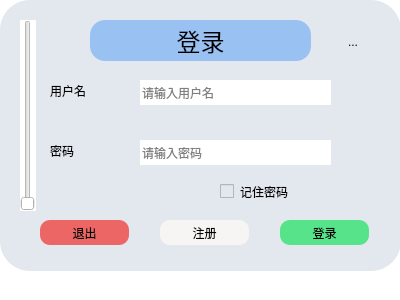
The window that client/ui/logindialog.ui (pechpo/What-s-up) describes before a commit, drawn with Qt 5.
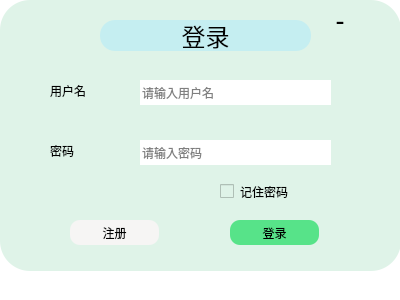
The same window after the commit. Icons and pictures are not drawn.

```diff
--- a/client/ui/logindialog.ui
+++ b/client/ui/logindialog.ui
@@ -31,15 +31,15 @@
    </property>
    <property name="styleSheet">
     <string notr="true">border-radius: 30px;
-background-color: rgb(227, 232, 238);</string>
+background-color: rgb(223, 243, 232);</string>
    </property>
    <widget class="QLabel" name="label">
     <property name="geometry">
      <rect>
-      <x>90</x>
+      <x>100</x>
       <y>20</y>
-      <width>221</width>
-      <height>41</height>
+      <width>211</width>
+      <height>31</height>
      </rect>
     </property>
     <property name="font">
@@ -48,8 +48,8 @@
      </font>
     </property>
     <property name="styleSheet">
-     <string notr="true">background-color: rgb(153, 193, 241);
-border-radius:15px</string>
+     <string notr="true">border-radius:15px;
+background-color: rgb(197, 238, 241);</string>
     </property>
     <property name="text">
      <string>登录</string>
@@ -74,27 +74,10 @@
      <string>记住密码</string>
     </property>
    </widget>
-   <widget class="QSlider" name="verticalSlider">
-    <property name="geometry">
-     <rect>
-      <x>20</x>
-      <y>20</y>
-      <width>16</width>
-      <height>191</height>
-     </rect>
-    </property>
-    <property name="styleSheet">
-     <string notr="true">color: rgb(53, 132, 228);
-background-color: rgb(255, 255, 255);</string>
-    </property>
-    <property name="orientation">
-     <enum>Qt::Vertical</enum>
-    </property>
-   </widget>
    <widget class="QPushButton" name="loginBtn">
     <property name="geometry">
      <rect>
-      <x>280</x>
+      <x>230</x>
       <y>220</y>
       <width>89</width>
       <height>25</height>
@@ -108,27 +91,10 @@
      <string>登录</string>
     </property>
    </widget>
-   <widget class="QPushButton" name="exitBtn">
-    <property name="geometry">
-     <rect>
-      <x>40</x>
-      <y>220</y>
-      <width>89</width>
-      <height>25</height>
-     </rect>
-    </property>
-    <property name="styleSheet">
-     <string notr="true">border-radius: 10px;
-background-color:rgb(237, 102, 102);</string>
-    </property>
-    <property name="text">
-     <string>退出</string>
-    </property>
-   </widget>
    <widget class="QPushButton" name="regBtn">
     <property name="geometry">
      <rect>
-      <x>160</x>
+      <x>70</x>
       <y>220</y>
       <width>89</width>
       <height>25</height>
@@ -209,14 +175,38 @@
    <widget class="QToolButton" name="ipButton">
     <property name="geometry">
      <rect>
-      <x>340</x>
-      <y>30</y>
+      <x>360</x>
+      <y>10</y>
       <width>26</width>
       <height>24</height>
      </rect>
     </property>
+    <property name="styleSheet">
+     <string notr="true">background:transparent;
+width: 0;
+height: 0;
+image: url(:/images/image/no.png);</string>
+    </property>
     <property name="text">
-     <string>...</string>
+     <string/>
+    </property>
+   </widget>
+   <widget class="QToolButton" name="minimizeButton">
+    <property name="geometry">
+     <rect>
+      <x>320</x>
+      <y>0</y>
+      <width>40</width>
+      <height>40</height>
+     </rect>
+    </property>
+    <property name="font">
+     <font>
+      <pointsize>20</pointsize>
+     </font>
+    </property>
+    <property name="text">
+     <string>-</string>
     </property>
    </widget>
   </widget>
```
Left out of the diff: 24 changed lines with no effect on the pictures.
